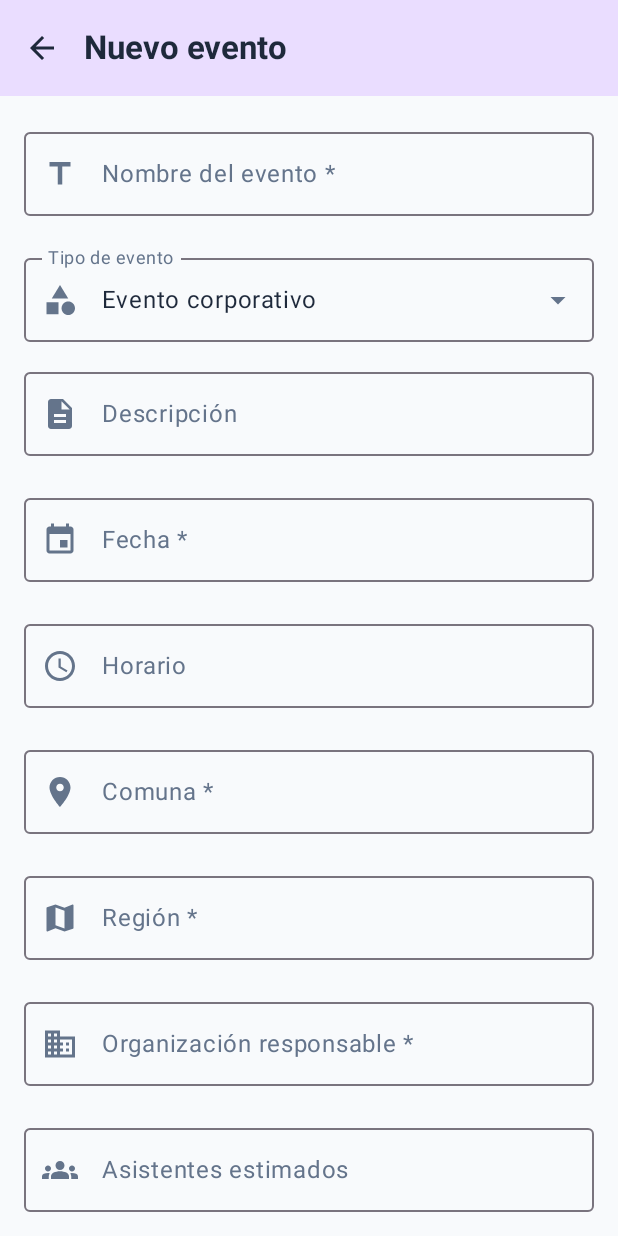
After one commit to JoseIgnacio10/Agencia_oportunidades_APP_DATOS_MOVILES, an Android app built with Jetpack Compose: the composable EventoFormularioScreen shown on its own in the app's theme, on a phone screen of 412 x 824 dp. The commit adds this screen. Run offline under Robolectric (Android 15) with nearby library versions, the phone set to English and light mode, and no system bars.

Commit message:
feat: formulario de eventos y CRUD completo desde la app

```diff
--- /dev/null
+++ b/app/src/main/java/com/example/agenciasoportunidades/ui/screens/EventoFormularioScreen.kt
@@ -0,0 +1,175 @@
+package com.example.agenciasoportunidades.ui.screens
+
+import androidx.compose.animation.AnimatedVisibility
+import androidx.compose.animation.expandVertically
+import androidx.compose.animation.fadeIn
+import androidx.compose.animation.fadeOut
+import androidx.compose.animation.scaleIn
+import androidx.compose.animation.scaleOut
+import androidx.compose.animation.shrinkVertically
+import androidx.compose.foundation.layout.Arrangement
+import androidx.compose.foundation.layout.Column
+import androidx.compose.foundation.layout.Row
+import androidx.compose.foundation.layout.fillMaxSize
+import androidx.compose.foundation.layout.fillMaxWidth
+import androidx.compose.foundation.layout.height
+import androidx.compose.foundation.layout.imePadding
+import androidx.compose.foundation.layout.padding
+import androidx.compose.foundation.rememberScrollState
+import androidx.compose.foundation.text.KeyboardOptions
+import androidx.compose.foundation.verticalScroll
+import androidx.compose.material.icons.Icons
+import androidx.compose.material.icons.automirrored.filled.ArrowBack
+import androidx.compose.material.icons.filled.Business
+import androidx.compose.material.icons.filled.Description
+import androidx.compose.material.icons.filled.Error
+import androidx.compose.material.icons.filled.Event
+import androidx.compose.material.icons.filled.Groups
+import androidx.compose.material.icons.filled.Info
+import androidx.compose.material.icons.filled.Map
+import androidx.compose.material.icons.filled.Place
+import androidx.compose.material.icons.filled.Save
+import androidx.compose.material.icons.filled.Schedule
+import androidx.compose.material.icons.filled.Title
+import androidx.compose.material.icons.filled.Warning
+import androidx.compose.material3.Button
+import androidx.compose.material3.ExperimentalMaterial3Api
+import androidx.compose.material3.Icon
+import androidx.compose.material3.IconButton
+import androidx.compose.material3.MaterialTheme
+import androidx.compose.material3.OutlinedTextField
+import androidx.compose.material3.Scaffold
+import androidx.compose.material3.Text
+import androidx.compose.material3.TopAppBar
+import androidx.compose.material3.TopAppBarDefaults
+import androidx.compose.runtime.Composable
+import androidx.compose.runtime.collectAsState
+import androidx.compose.runtime.getValue
+import androidx.compose.ui.Alignment
+import androidx.compose.ui.Modifier
+import androidx.compose.ui.graphics.vector.ImageVector
+import androidx.compose.ui.text.input.KeyboardCapitalization
+import androidx.compose.ui.text.input.KeyboardType
+import androidx.compose.ui.text.input.VisualTransformation
+import androidx.compose.ui.unit.dp
+import androidx.navigation.NavController
+import com.example.agenciasoportunidades.viewmodel.EventoViewModel
+
+@OptIn(ExperimentalMaterial3Api::class)
+@Composable
+fun EventoFormularioScreen(
+    navController: NavController,
+    viewModel: EventoViewModel
+) {
+    val estado by viewModel.estado.collectAsState()
+    val capitalizar = KeyboardOptions(capitalization = KeyboardCapitalization.Sentences)
+    val numerico = KeyboardOptions(keyboardType = KeyboardType.Number)
+
+    Scaffold(
+        topBar = {
+            TopAppBar(
+                title = { Text(if (estado.id == null) "Nuevo evento" else "Editar evento") },
+                navigationIcon = {
+                    IconButton(onClick = { navController.popBackStack() }) {
+                        Icon(Icons.AutoMirrored.Filled.ArrowBack, contentDescription = "Volver")
+                    }
+                },
+                colors = TopAppBarDefaults.topAppBarColors(
+                    containerColor = MaterialTheme.colorScheme.primaryContainer
+                )
+            )
+        }
+    ) { padding ->
+        Column(
+            modifier = Modifier
+                .fillMaxSize()
+                .padding(padding)
+                .imePadding()
+                .verticalScroll(rememberScrollState())
+                .padding(16.dp),
+            verticalArrangement = Arrangement.spacedBy(4.dp)
+        ) {
+            CampoEvento(estado.nombre, viewModel::onNombreChange, "Nombre del evento *", Icons.Filled.Title, estado.errores.nombre, keyboardOptions = capitalizar)
+            SelectorTipoEvento(seleccionado = estado.tipo, onSeleccionar = viewModel::onTipoChange)
+            CampoEvento(estado.descripcion, viewModel::onDescripcionChange, "Descripción", Icons.Filled.Description, keyboardOptions = capitalizar)
+            CampoEvento(estado.fecha, viewModel::onFechaChange, "Fecha *", Icons.Filled.Event, estado.errores.fecha, "dd/mm/aaaa", numerico, FormatoFecha)
+            CampoEvento(estado.horario, viewModel::onHorarioChange, "Horario", Icons.Filled.Schedule, placeholder = "Ej: 10:00 - 18:00")
+            CampoEvento(estado.comuna, viewModel::onComunaChange, "Comuna *", Icons.Filled.Place, estado.errores.comuna, keyboardOptions = capitalizar)
+            CampoEvento(estado.region, viewModel::onRegionChange, "Región *", Icons.Filled.Map, estado.errores.region, keyboardOptions = capitalizar)
+            CampoEvento(estado.organizacion, viewModel::onOrganizacionChange, "Organización responsable *", Icons.Filled.Business, estado.errores.organizacion, keyboardOptions = capitalizar)
+            CampoEvento(estado.asistentesEstimados, viewModel::onAsistentesChange, "Asistentes estimados", Icons.Filled.Groups, keyboardOptions = numerico)
+            CampoEvento(estado.condiciones, viewModel::onCondicionesChange, "Condiciones de participación", Icons.Filled.Info, keyboardOptions = capitalizar)
+
+            AnimatedVisibility(
+                visible = estado.mensajeError != null,
+                enter = expandVertically() + fadeIn(),
+                exit = shrinkVertically() + fadeOut()
+            ) {
+                Row(verticalAlignment = Alignment.CenterVertically) {
+                    Icon(Icons.Filled.Warning, contentDescription = null, tint = MaterialTheme.colorScheme.error)
+                    Text(text = "  ${estado.mensajeError.orEmpty()}", color = MaterialTheme.colorScheme.error)
+                }
+            }
+
+            Button(
+                onClick = {
+                    if (viewModel.validarFormulario()) {
+                        viewModel.guardar {
+                            navController.popBackStack()
+                        }
+                    }
+                },
+                modifier = Modifier
+                    .fillMaxWidth()
+                    .padding(top = 12.dp)
+                    .height(52.dp)
+            ) {
+                Icon(Icons.Filled.Save, contentDescription = null)
+                Text("  Guardar evento")
+            }
+        }
+    }
+}
+
+@Composable
+private fun CampoEvento(
+    valor: String,
+    onValorChange: (String) -> Unit,
+    etiqueta: String,
+    icono: ImageVector,
+    error: String? = null,
+    placeholder: String? = null,
+    keyboardOptions: KeyboardOptions = KeyboardOptions.Default,
+    visualTransformation: VisualTransformation = VisualTransformation.None
+) {
+    OutlinedTextField(
+        value = valor,
+        onValueChange = onValorChange,
+        label = { Text(etiqueta) },
+        placeholder = placeholder?.let { { Text(it) } },
+        leadingIcon = { Icon(icono, contentDescription = null) },
+        trailingIcon = {
+            AnimatedVisibility(
+                visible = error != null,
+                enter = scaleIn() + fadeIn(),
+                exit = scaleOut() + fadeOut()
+            ) {
+                Icon(Icons.Filled.Error, contentDescription = "Error", tint = MaterialTheme.colorScheme.error)
+            }
+        },
+        isError = error != null,
+        supportingText = {
+            AnimatedVisibility(
+                visible = error != null,
+                enter = expandVertically() + fadeIn(),
+                exit = shrinkVertically() + fadeOut()
+            ) {
+                Text(text = error.orEmpty(), color = MaterialTheme.colorScheme.error)
+            }
+        },
+        keyboardOptions = keyboardOptions,
+        visualTransformation = visualTransformation,
+        singleLine = true,
+        modifier = Modifier.fillMaxWidth()
+    )
+}
```
Also changed, not shown: app/src/main/java/com/example/agenciasoportunidades/navigation/AppNavigation.kt (+15 -0 lines), app/src/main/java/com/example/agenciasoportunidades/ui/screens/EventosScreen.kt (+33 -6 lines).
